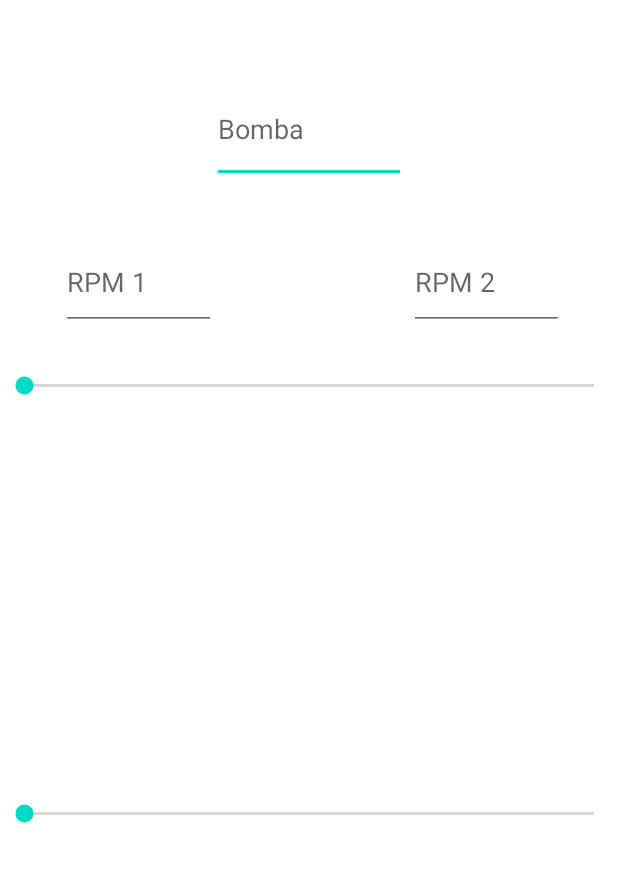
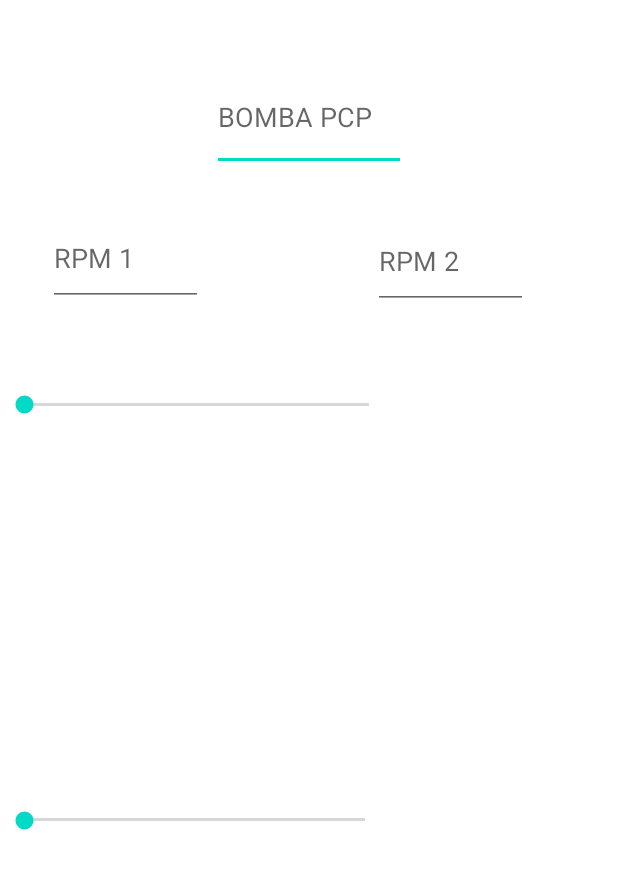
Before and after one commit to tinchosurf/OilSup, an Android app: the layout activity_main.xml on its own in the app's theme, with its tools: preview values and no code run, on a phone screen of 412 x 824 dp. Shown: the top 869 px of the screen. Run offline under Robolectric (Android 15) with nearby library versions, the phone set to English and light mode, and no system bars.

```diff
--- a/app/src/main/java/com/ellocorui/oilsup/MainActivity.kt
+++ b/app/src/main/java/com/ellocorui/oilsup/MainActivity.kt
@@ -19,15 +19,9 @@ class MainActivity() : AppCompatActivity() {
         setContentView(binding.root)
 
 
-        /* var bba=0 */
+
         val bba :Editable?= binding.eTBomba.text
-
-
-
-        /* var rpm1 = 0 */
         val rpm1 :Editable?= binding.eTRPM1.text
-
-        /* var rpm2 = 0 */
         val rpm2 :Editable?= binding.eTRPM2.text
 
 
@@ -49,22 +43,44 @@ class MainActivity() : AppCompatActivity() {
             override fun onStopTrackingTouch(seekBar: SeekBar?) {
 
 
+                if (validacion ()) {
 
-                brutIniEf1= ((rpm1.toString().toDouble() * bba.toString().toDouble()) / 100)
+                    brutIniEf1 = ((rpm1.toString().toDouble() * bba.toString().toDouble()) / 100)
                     brutIniEf1 *= binding.sBarEf1.progress.toDouble() / 100
 
                     println("$brutIniEf1")
 
                     binding.tVBrutaIniEf1.text = brutIniEf1.toString()
 
-                brutFinEf1= ((rpm2.toString().toDouble() * bba.toString().toDouble()) / 100)
+                    brutFinEf1 = ((rpm2.toString().toDouble() * bba.toString().toDouble()) / 100)
                     brutFinEf1 *= binding.sBarEf1.progress.toDouble() / 100
 
                     println("$brutFinEf1")
 
                     binding.tVBrutaFinEf1.text = brutFinEf1.toString()
 
-                 Toast.makeText(applicationContext,"Rango barra 1 ${binding.sBarEf1.progress}", Toast.LENGTH_SHORT).show()
+                    binding.tvEf1.text = binding.sBarEf1.progress.toString()
+
+
+                    Toast.makeText(applicationContext, "Eficiencia 1 ${binding.sBarEf1.progress}", Toast.LENGTH_SHORT).show()
+                }
+            }
+
+            private fun validacion(): Boolean {
+                var validate = true
+
+                if (bba?.isEmpty() == true) {
+                     binding.eTBomba.setError("Completar tipo de Bomba")
+                        validate = false
+                }
+                if (rpm1?.isEmpty() == true) { binding.eTRPM1.setError("Completar RPM Inicial")
+                    validate = false
+                }
+                if (rpm2?.isEmpty() == true ) { binding.eTRPM2.setError("Completar RPM Final")
+                    validate = false
+                }
+
+                return validate
             }
 
         })
@@ -78,31 +94,51 @@ class MainActivity() : AppCompatActivity() {
 
             override fun onStopTrackingTouch(seekBar: SeekBar?) {
 
-                brutIniEf2= ((rpm1.toString().toDouble() * bba.toString().toDouble()) / 100)
+                if(validacion()) {
+
+                    brutIniEf2 = ((rpm1.toString().toDouble() * bba.toString().toDouble()) / 100)
                     brutIniEf2 *= binding.sBarEf2.progress.toDouble() / 100
 
                     println("$brutIniEf2")
 
                     binding.tVBrutaIniEf2.text = brutIniEf2.toString()
 
-                brutFinEf2= ((rpm2.toString().toDouble() * bba.toString().toDouble()) / 100)
+                    brutFinEf2 = ((rpm2.toString().toDouble() * bba.toString().toDouble()) / 100)
                     brutFinEf2 *= binding.sBarEf2.progress.toDouble() / 100
 
                     println("$brutFinEf2")
 
                     binding.tVBrutaFinEf2.text = brutFinEf2.toString()
 
-                Toast.makeText(applicationContext, "Rango barra 2  ${binding.sBarEf2.progress}", Toast.LENGTH_SHORT).show()
+                    binding.tvEf2.text = binding.sBarEf2.progress.toString()
 
+                    Toast.makeText(applicationContext, "Eficiencia 2  ${binding.sBarEf2.progress}", Toast.LENGTH_SHORT).show()
+                }
 
             }
 
+
+            private fun validacion(): Boolean {
+                var validate = true
+
+                if (bba?.isEmpty() == true ) { binding.eTBomba.setError("Completar tipo de Bomba")
+                    validate = false
+                }
+                if (rpm1?.isEmpty() == true ) { binding.eTRPM1.setError("Completar RPM Inicial")
+                    validate = false
+                }
+                if (rpm2?.isEmpty() == true ) { binding.eTRPM2.setError("Completar RPM Final")
+                    validate = false
+                }
+
+                return validate
+            }
         })
+
+
 
 
     }
 
 
-
-
 }
--- a/app/src/main/res/layout/activity_main.xml
+++ b/app/src/main/res/layout/activity_main.xml
@@ -8,34 +8,46 @@
     tools:context=".MainActivity">
 
     <TextView
+        android:id="@+id/tvEf2"
+        android:layout_width="22dp"
+        android:layout_height="18dp"
+        android:maxLength="3"
+        app:layout_constraintEnd_toEndOf="parent"
+        app:layout_constraintHorizontal_bias="0.0"
+        app:layout_constraintStart_toEndOf="@+id/sBarEf2"
+        app:layout_constraintTop_toTopOf="@+id/sBarEf2" />
+
+    <TextView
         android:id="@+id/tVBrutaIniEf1"
         android:layout_width="140dp"
         android:layout_height="80dp"
         android:layout_marginStart="32dp"
-        android:layout_marginBottom="324dp"
         android:maxLength="3"
         android:textSize="30sp"
-        app:layout_constraintBottom_toBottomOf="parent"
-        app:layout_constraintStart_toStartOf="parent" />
+        app:layout_constraintBottom_toTopOf="@+id/sBarEf2"
+        app:layout_constraintStart_toStartOf="parent"
+        app:layout_constraintTop_toBottomOf="@+id/sBarEf1"
+        app:layout_constraintVertical_bias="0.496" />
 
     <TextView
         android:id="@+id/tVBrutaFinEf1"
         android:layout_width="140dp"
         android:layout_height="80dp"
-        android:layout_marginEnd="16dp"
-        android:layout_marginBottom="324dp"
+        android:layout_marginEnd="24dp"
         android:maxLength="3"
         android:textSize="30sp"
-        app:layout_constraintBottom_toBottomOf="parent"
-        app:layout_constraintEnd_toEndOf="parent" />
+        app:layout_constraintBottom_toTopOf="@+id/sBarEf2"
+        app:layout_constraintEnd_toEndOf="parent"
+        app:layout_constraintTop_toBottomOf="@+id/sBarEf1" />
 
     <EditText
         android:id="@+id/eTBomba"
         android:layout_width="129dp"
         android:layout_height="72dp"
         android:layout_marginTop="16dp"
+        android:autofillHints=""
         android:ems="10"
-        android:hint="Bomba"
+        android:hint="@string/bomba_pcp"
         android:inputType="number"
         android:maxLength="3"
         app:layout_constraintBottom_toTopOf="@+id/eTRPM1"
@@ -47,73 +59,81 @@
         android:id="@+id/eTRPM1"
         android:layout_width="103dp"
         android:layout_height="64dp"
+        android:layout_marginTop="140dp"
+        android:autofillHints=""
         android:ems="10"
-        android:hint="RPM 1"
+        android:hint="@string/rpm_1"
         android:inputType="number"
         android:maxLength="3"
-        app:layout_constraintBottom_toBottomOf="parent"
         app:layout_constraintEnd_toStartOf="@+id/eTRPM2"
-        app:layout_constraintHorizontal_bias="0.24"
+        app:layout_constraintHorizontal_bias="0.22"
         app:layout_constraintStart_toStartOf="parent"
-        app:layout_constraintTop_toTopOf="parent"
-        app:layout_constraintVertical_bias="0.205" />
+        app:layout_constraintTop_toTopOf="parent" />
 
     <EditText
         android:id="@+id/eTRPM2"
         android:layout_width="103dp"
         android:layout_height="64dp"
-        android:layout_marginEnd="36dp"
+        android:layout_marginEnd="60dp"
         android:layout_marginBottom="28dp"
+        android:autofillHints=""
         android:ems="10"
-        android:hint="RPM 2"
+        android:hint="@string/rpm_2"
         android:inputType="number"
         android:maxLength="3"
         app:layout_constraintBottom_toTopOf="@+id/sBarEf1"
         app:layout_constraintEnd_toEndOf="parent"
-        app:layout_constraintTop_toBottomOf="@+id/eTBomba"
-        app:layout_constraintVertical_bias="1.0" />
+        app:layout_constraintTop_toBottomOf="@+id/eTBomba" />
 
     <SeekBar
         android:id="@+id/sBarEf1"
-        android:layout_width="0dp"
-        android:layout_height="wrap_content"
-        android:layout_marginTop="28dp"
-        app:layout_constraintEnd_toEndOf="parent"
-        app:layout_constraintHorizontal_bias="0.0"
+        android:layout_width="262dp"
+        android:layout_height="15dp"
+        android:layout_marginTop="148dp"
         app:layout_constraintStart_toStartOf="parent"
-        app:layout_constraintTop_toBottomOf="@+id/eTRPM1" />
+        app:layout_constraintTop_toBottomOf="@+id/eTBomba" />
 
     <SeekBar
         android:id="@+id/sBarEf2"
-        android:layout_width="0dp"
-        android:layout_height="wrap_content"
+        android:layout_width="259dp"
+        android:layout_height="16dp"
         app:layout_constraintBottom_toBottomOf="parent"
-        app:layout_constraintEnd_toEndOf="parent"
-        app:layout_constraintHorizontal_bias="0.0"
         app:layout_constraintStart_toStartOf="parent"
         app:layout_constraintTop_toBottomOf="@+id/sBarEf1"
-        app:layout_constraintVertical_bias="0.495" />
+        app:layout_constraintVertical_bias="0.493" />
 
     <TextView
         android:id="@+id/tVBrutaFinEf2"
         android:layout_width="140dp"
         android:layout_height="80dp"
-        android:layout_marginEnd="16dp"
-        android:layout_marginBottom="80dp"
+        android:layout_marginEnd="36dp"
         android:maxLength="3"
         android:textSize="30sp"
         app:layout_constraintBottom_toBottomOf="parent"
-        app:layout_constraintEnd_toEndOf="parent" />
+        app:layout_constraintEnd_toEndOf="parent"
+        app:layout_constraintTop_toBottomOf="@+id/sBarEf2"
+        app:layout_constraintVertical_bias="0.477" />
 
     <TextView
         android:id="@+id/tVBrutaIniEf2"
         android:layout_width="140dp"
         android:layout_height="80dp"
         android:layout_marginStart="32dp"
-        android:layout_marginBottom="80dp"
         android:maxLength="3"
         android:textSize="30sp"
         app:layout_constraintBottom_toBottomOf="parent"
-        app:layout_constraintStart_toStartOf="parent" />
+        app:layout_constraintStart_toStartOf="parent"
+        app:layout_constraintTop_toBottomOf="@+id/sBarEf2"
+        app:layout_constraintVertical_bias="0.477" />
+
+    <TextView
+        android:id="@+id/tvEf1"
+        android:layout_width="22dp"
+        android:layout_height="18dp"
+        android:maxLength="3"
+        app:layout_constraintEnd_toEndOf="parent"
+        app:layout_constraintHorizontal_bias="0.0"
+        app:layout_constraintStart_toEndOf="@+id/sBarEf1"
+        app:layout_constraintTop_toTopOf="@+id/sBarEf1" />
 
 </androidx.constraintlayout.widget.ConstraintLayout>
--- a/app/src/main/res/values/strings.xml
+++ b/app/src/main/res/values/strings.xml
@@ -1,3 +1,7 @@
 <resources>
     <string name="app_name">OilSup</string>
+    <string name="bomba">Bomba</string>
+    <string name="rpm_1">RPM 1</string>
+    <string name="rpm_2">RPM 2</string>
+    <string name="bomba_pcp">BOMBA PCP</string>
 </resources>
```
Lines whose indentation alone changed are shown as unchanged.
